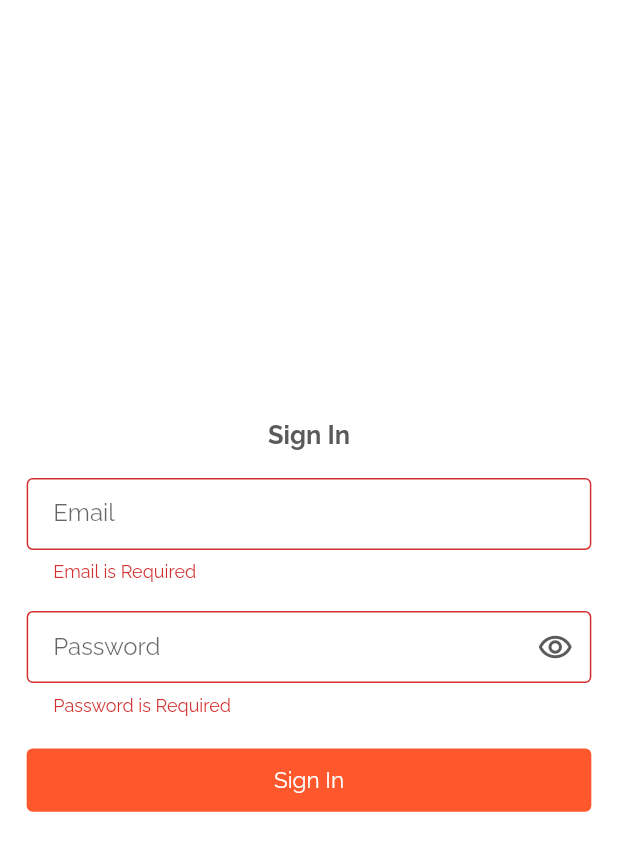
After one commit to kennydop/uchow, a Flutter app: the screen it shows after launch, after a tap on "Sign In", on a phone screen of 412 x 824 dp. The commit adds this screen. Shown: the top 851 px of the screen. Run offline on Flutter 3.47's test engine with Material 2 defaults, Android fonts, the light colour scheme and no system bars; our stand-ins replace get, get_storage; network calls fail.

Commit message:
login base ui

```diff
--- a/app/lib/main.dart
+++ b/app/lib/main.dart
@@ -1,16 +1,19 @@
 import 'package:flutter/material.dart';
 import 'package:get/get.dart';
 import 'package:u_chow/controllers/bag_controller.dart';
+import 'package:u_chow/screens/auth/signin.dart';
+import 'package:u_chow/screens/auth/singup.dart';
 import 'package:u_chow/screens/bottom_navbar.dart';
 import 'package:u_chow/screens/bag.dart';
 import 'package:u_chow/screens/dishdetail.dart';
 import 'package:u_chow/screens/explore.dart';
 import 'package:u_chow/screens/favorites.dart';
-import 'package:u_chow/screens/filter.dart';
+import 'package:u_chow/screens/search/filter.dart';
 import 'package:u_chow/screens/profile.dart';
-import 'package:u_chow/screens/search.dart';
-import 'package:u_chow/screens/search_results.dart';
+import 'package:u_chow/screens/search/search.dart';
+import 'package:u_chow/screens/search/search_results.dart';
 import 'package:get_storage/get_storage.dart';
+import 'package:u_chow/utils/colors.dart';
 
 void main() async {
   await GetStorage.init();
@@ -28,6 +31,7 @@ class UChow extends StatelessWidget {
       title: 'UChow',
       debugShowCheckedModeBanner: false,
       theme: ThemeData(
+        scaffoldBackgroundColor: AppColors.bgColor,
         fontFamily: 'Raleway',
       ),
       getPages: [
@@ -40,8 +44,10 @@ class UChow extends StatelessWidget {
         GetPage(name: "/search", page: () => const Search()),
         GetPage(name: "/search/filter", page: () => const Filter()),
         GetPage(name: "/search/results", page: () => const SearchResults()),
+        GetPage(name: "/signin", page: () => const SignIn()),
+        GetPage(name: "/signup", page: () => const SignUp()),
       ],
-      initialRoute: "/",
+      initialRoute: "/signin",
     );
   }
 }
--- /dev/null
+++ b/app/lib/screens/auth/signin.dart
@@ -0,0 +1,125 @@
+import 'package:flutter/material.dart';
+import 'package:u_chow/utils/colors.dart';
+import 'package:u_chow/utils/constants.dart';
+import 'package:u_chow/widgets/AppTextButton.dart';
+import 'package:u_chow/widgets/text.dart';
+
+class SignIn extends StatefulWidget {
+  const SignIn({Key? key}) : super(key: key);
+
+  @override
+  _SignInState createState() => _SignInState();
+}
+
+class _SignInState extends State<SignIn> {
+  final GlobalKey<FormState> _formKey = GlobalKey<FormState>();
+  String _email = "";
+  String _password = "";
+  bool showPassword = false;
+
+  @override
+  Widget build(BuildContext context) {
+    return Scaffold(
+      body: Padding(
+        padding: EdgeInsets.all(AppMargin.horizontal),
+        child: Form(
+            key: _formKey,
+            child: Column(
+              mainAxisAlignment: MainAxisAlignment.center,
+              children: [
+                AppText(
+                    text: "Sign In",
+                    type: "title",
+                    size: AppDimensions.height18),
+                SizedBox(height: AppDimensions.height20),
+                TextFormField(
+                  decoration: InputDecoration(
+                      contentPadding: EdgeInsets.symmetric(
+                          horizontal: AppMargin.horizontal),
+                      labelText: 'Email',
+                      floatingLabelStyle:
+                          const TextStyle(color: AppColors.primaryColor),
+                      border: const OutlineInputBorder(),
+                      focusedBorder: const OutlineInputBorder(
+                          borderSide: BorderSide(
+                        color: AppColors.primaryColor,
+                      ))),
+                  validator: (String? value) {
+                    if (value!.isEmpty) {
+                      return 'Email is Required';
+                    }
+
+                    if (!RegExp(
+                            r"[^@ \t\r\n]+@([^@ \t\r\n]{2,})+\.([^@ \t\r\n]{2,})+")
+                        .hasMatch(value)) {
+                      return 'Please enter a valid email address';
+                    }
+
+                    return null;
+                  },
+                  onSaved: (String? value) {
+                    _email = value.toString();
+                  },
+                ),
+                SizedBox(height: AppDimensions.height20),
+                TextFormField(
+                  obscureText: !showPassword,
+                  decoration: InputDecoration(
+                      contentPadding: EdgeInsets.symmetric(
+                          horizontal: AppMargin.horizontal),
+                      labelText: 'Password',
+                      floatingLabelStyle:
+                          const TextStyle(color: AppColors.primaryColor),
+                      border: const OutlineInputBorder(),
+                      focusedBorder: const OutlineInputBorder(
+                          borderSide: BorderSide(
+                        color: AppColors.primaryColor,
+                      )),
+                      suffixIcon: IconButton(
+                          onPressed: () {
+                            setState(() {
+                              showPassword = !showPassword;
+                            });
+                          },
+                          icon: Icon(
+                              showPassword
+                                  ? Icons.remove_red_eye_rounded
+                                  : Icons.remove_red_eye_outlined,
+                              color: showPassword
+                                  ? AppColors.primaryColor
+                                  : AppColors.primaryBlackColor))),
+                  keyboardType: TextInputType.visiblePassword,
+                  validator: (String? value) {
+                    if (value!.isEmpty) {
+                      return 'Password is Required';
+                    }
+                    if (!RegExp(r"^(?=.*?[A-Z])(?=.*?[a-z])(?=.*?[0-9]).{6,}$")
+                        .hasMatch(value)) {
+                      return 'Password must have at least \n• 1 uppercase character, \n• 1 lowercase character, \n•1 number, \n• 6 characters long.';
+                    }
+
+                    return null;
+                  },
+                  onSaved: (String? value) {
+                    _password = value.toString();
+                  },
+                ),
+                SizedBox(height: AppDimensions.height20),
+                AppTextButton(
+                  onPressed: () {
+                    if (!_formKey.currentState!.validate()) {
+                      return;
+                    }
+                    _formKey.currentState!.save();
+                    print(_email);
+                    print(_password);
+                    //Send to API
+                  },
+                  text: "Sign In",
+                ),
+              ],
+            )),
+      ),
+    );
+  }
+}
--- a/app/lib/screens/dishdetail.dart
+++ b/app/lib/screens/dishdetail.dart
@@ -46,7 +46,6 @@ class _DishDetailState extends State<DishDetail> {
         dishReviews.map((r) => r['stars']!).reduce((a, b) => a + b) /
             dishReviews.length;
     return Scaffold(
-      backgroundColor: AppColors.white,
       body: SingleChildScrollView(
         child: Stack(
           children: [
--- a/app/lib/screens/favorites.dart
+++ b/app/lib/screens/favorites.dart
@@ -1,5 +1,4 @@
 import 'package:flutter/material.dart';
-import 'package:u_chow/models/restaurant_model.dart';
 import 'package:u_chow/utils/colors.dart';
 import 'package:u_chow/utils/constants.dart';
 import 'package:u_chow/utils/dummydata.dart';
@@ -18,7 +17,6 @@ class _FavoritesState extends State<Favorites> {
   @override
   Widget build(BuildContext context) {
     return Scaffold(
-      backgroundColor: AppColors.bgColor,
       body: SingleChildScrollView(
           padding: EdgeInsets.only(top: AppDimensions.height22),
           child: Column(
--- a/app/lib/screens/filter.dart
+++ b/app/lib/screens/search/filter.dart
@@ -1,7 +1,6 @@
 import 'package:flutter/material.dart';
+import 'package:u_chow/utils/colors.dart';
 import 'package:u_chow/widgets/text.dart';
-
-import '../utils/colors.dart';
 
 class Filter extends StatelessWidget {
   const Filter({Key? key}) : super(key: key);
@@ -11,7 +10,6 @@ class Filter extends StatelessWidget {
     return Scaffold(
       backgroundColor: AppColors.bgColor,
       appBar: AppBar(
-        backgroundColor: AppColors.bgColor,
         elevation: 0.5,
         title: AppText(text: "Filter"),
         iconTheme: const IconThemeData(color: AppColors.textColor),
--- a/app/lib/screens/search.dart
+++ b/app/lib/screens/search/search.dart
@@ -13,7 +13,6 @@ class _SearchState extends State<Search> {
   @override
   Widget build(BuildContext context) {
     return Scaffold(
-      backgroundColor: AppColors.bgColor,
       appBar: AppBar(
         backgroundColor: AppColors.bgColor,
         iconTheme: const IconThemeData(color: AppColors.textColor),
--- a/app/lib/screens/search_results.dart
+++ b/app/lib/screens/search/search_results.dart
@@ -1,7 +1,6 @@
 import 'package:flutter/material.dart';
 import 'package:u_chow/utils/colors.dart';
-
-import '../widgets/text.dart';
+import 'package:u_chow/widgets/text.dart';
 
 class SearchResults extends StatelessWidget {
   const SearchResults({Key? key}) : super(key: key);
@@ -9,7 +8,6 @@ class SearchResults extends StatelessWidget {
   @override
   Widget build(BuildContext context) {
     return Scaffold(
-      backgroundColor: AppColors.bgColor,
       appBar: AppBar(
         backgroundColor: AppColors.bgColor,
         title: AppText(
--- a/app/lib/utils/constants.dart
+++ b/app/lib/utils/constants.dart
@@ -50,6 +50,9 @@ class AppDimensions {
   static double height32 = logicalHeight / 20; //32
   static double height38 = logicalHeight / 16.8422; //38
   static double height40 = logicalHeight / 16; //40
+  static double height44 = logicalHeight / 14.545455; //44
+  static double height45 = logicalHeight / 14.222223; //45
+  static double height46 = logicalHeight / 13.9131; //46
   static double height48 = logicalHeight / 13.333334; //48
   static double height52 = logicalHeight / 12.307; //52
   static double height80 = logicalHeight / 8; //80
--- /dev/null
+++ b/app/lib/widgets/AppTextButton.dart
@@ -0,0 +1,76 @@
+import 'package:flutter/material.dart';
+import 'package:u_chow/utils/colors.dart';
+import 'package:u_chow/utils/constants.dart';
+import 'package:u_chow/widgets/text.dart';
+
+class AppTextButton extends StatelessWidget {
+  String text;
+  Function() onPressed;
+  Color? color;
+  AppTextButton(
+      {required this.text,
+      required this.onPressed,
+      this.color = AppColors.primaryColor,
+      Key? key})
+      : super(key: key);
+
+  @override
+  Widget build(BuildContext context) {
+    return TextButton(
+        onPressed: onPressed,
+        child: AppText(
+          text: text,
+          color: AppColors.white,
+        ),
+        style: TextButton.styleFrom(
+          backgroundColor: color,
+          minimumSize: Size(logicalWidth - (AppMargin.horizontal * 2),
+              AppDimensions.height45),
+        ));
+  }
+}
+
+class AppTextButtonWithIcon extends StatelessWidget {
+  String text;
+  Function() onPressed;
+  Color? color;
+  Icon? icon;
+  String? image;
+  AppTextButtonWithIcon(
+      {required this.onPressed,
+      required this.text,
+      this.image,
+      this.icon,
+      this.color = AppColors.primaryColor,
+      Key? key})
+      : super(key: key);
+
+  @override
+  Widget build(BuildContext context) {
+    return TextButton(
+        onPressed: () {},
+        child: Row(
+          mainAxisAlignment: MainAxisAlignment.center,
+          children: [
+            image != null
+                ? Image.network(image.toString(),
+                    height: AppDimensions.height28, fit: BoxFit.contain)
+                : icon != null
+                    ? icon as Widget
+                    : SizedBox.shrink(),
+            SizedBox(
+              width: AppMargin.horizontal,
+            ),
+            AppText(
+              text: text,
+              color: AppColors.white,
+            ),
+          ],
+        ),
+        style: TextButton.styleFrom(
+          backgroundColor: AppColors.primaryColor,
+          minimumSize: Size(logicalWidth - (AppMargin.horizontal * 2),
+              AppDimensions.height45),
+        ));
+  }
+}
```
Also changed, not shown: app/lib/screens/auth/aq.dart (added, +177 -0 lines), app/lib/screens/auth/singup.dart (added, +11 -0 lines), app/lib/screens/bag.dart (+6 -27 lines), app/lib/screens/explore.dart (+10 -13 lines), app/lib/screens/profile.dart (+2 -12 lines).
